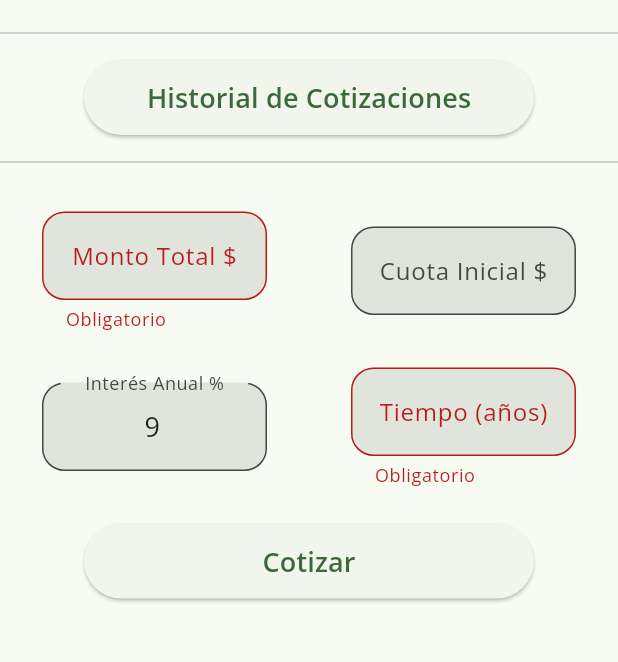
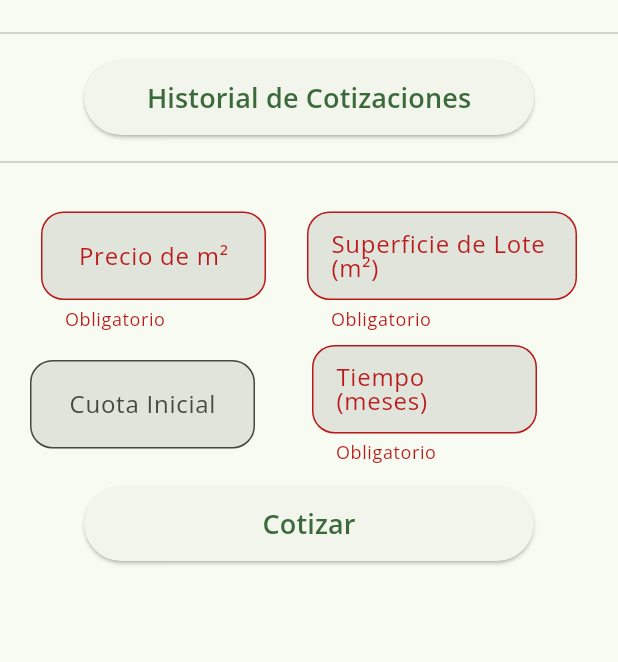
Before and after one commit to Jose20025/cotizador, a Flutter app: the screen it shows after launch, after a tap on "Cotizar", on a phone screen of 412 x 824 dp, the part 63-725 px from its top. Run offline on Flutter 3.47's test engine with Material 2 defaults, Android fonts, the phone set to English and light mode, and no system bars; our stand-ins replace shared_preferences.

Commit message:
Reestructuracion de la app, cambios de formula y datos

```diff
--- a/lib/custom/cotizacion_tile.dart
+++ b/lib/custom/cotizacion_tile.dart
@@ -18,15 +18,15 @@ class CotizacionCard extends StatelessWidget {
               subtitle: Column(
                 children: [
                   Text(
-                      'Cuota: ${NumberFormat.currency().format(cotizacion.montoCuotas)}/mes'),
+                      'Importe de Cuotas: ${NumberFormat.currency().format(cotizacion.importeCuotas)}/mes'),
                   Text(
-                      'Interés: ${NumberFormat.decimalPatternDigits().format(cotizacion.interes)}%'),
+                      'Precio por m²: ${NumberFormat.currency().format(cotizacion.precioMetroCuadrado)}'),
                   cotizacion.cuotaInicial == null
                       ? const SizedBox()
                       : Text(
                           'Cuota Inicial: ${NumberFormat.currency().format(cotizacion.cuotaInicial)}'),
                   Text(
-                      'Tiempo: ${NumberFormat.decimalPatternDigits().format(cotizacion.tiempo)} ${cotizacion.tiempo > 1 ? "años" : "año"} | ${NumberFormat.decimalPatternDigits().format(cotizacion.tiempo * 12)} ${(cotizacion.tiempo * 24) > 1 ? "meses" : "mes"}'),
+                      'Tiempo: ${NumberFormat.decimalPatternDigits().format(cotizacion.tiempo)} ${cotizacion.tiempo > 1 ? "meses" : "mes"} | ${NumberFormat.decimalPatternDigits().format(cotizacion.tiempo / 12)} ${(cotizacion.tiempo / 12) > 1 ? "años" : "año"}'),
                 ],
               )),
         ),
--- a/lib/models/cotizacion.dart
+++ b/lib/models/cotizacion.dart
@@ -1,31 +1,44 @@
 class Cotizacion {
-  double interes;
+  double superficie;
+  double precioMetroCuadrado;
+  double? montoTotal;
   double? cuotaInicial;
-  double montoTotal;
-  double tiempo;
-  double montoCuotas;
+  double? mantenimiento;
+  int tiempo;
+  double? importeCuotas;
+  double? montoPagar;
 
   Cotizacion(
-      {required this.interes,
+      {required this.superficie,
+      required this.precioMetroCuadrado,
+      required this.tiempo,
+      this.montoTotal,
+      this.mantenimiento,
       this.cuotaInicial,
-      required this.montoTotal,
-      required this.montoCuotas,
-      required this.tiempo});
+      this.importeCuotas,
+      this.montoPagar});
 
   factory Cotizacion.fromJson(Map<String, dynamic> json) {
     return Cotizacion(
-        interes: json['interes'],
-        montoTotal: json['montoTotal'],
-        montoCuotas: json['montoCuotas'],
-        tiempo: json['tiempo'],
-        cuotaInicial: json['cuotaInicial']);
+      superficie: json['superficie'],
+      precioMetroCuadrado: json['precioMetroCuadrado'],
+      montoTotal: json['montoTotal'],
+      tiempo: json['tiempo'],
+      cuotaInicial: json['cuotaInicial'],
+      mantenimiento: json['mantenimiento'],
+      importeCuotas: json['importeCuotas'],
+      montoPagar: json['montoPagar'],
+    );
   }
 
   Map<String, dynamic> toJson() => {
-        'montoTotal': montoTotal,
-        'interes': interes,
+        'superficie': superficie,
+        'precioMetroCuadrado': precioMetroCuadrado,
         'cuotaInicial': cuotaInicial,
         'tiempo': tiempo,
-        'montoCuotas': montoCuotas,
+        'importeCuotas': importeCuotas,
+        'mantenimiento': mantenimiento,
+        'montoTotal': montoTotal,
+        'montoPagar': montoPagar,
       };
 }
--- a/lib/views/cotizacion_page.dart
+++ b/lib/views/cotizacion_page.dart
@@ -21,6 +21,20 @@ class CotizacionPage extends StatelessWidget {
           child: Column(
             children: [
               CustomCard(
+                title: 'Superficie del Lote',
+                subtitle:
+                    '${NumberFormat.decimalPatternDigits().format(cotizacion.superficie)} m²',
+                icon: Icons.monetization_on_outlined,
+                color: Colors.greenAccent.withOpacity(0.5),
+              ),
+              CustomCard(
+                icon: Icons.monetization_on_outlined,
+                title: 'Precio por m²',
+                subtitle: NumberFormat.currency()
+                    .format(cotizacion.precioMetroCuadrado),
+                color: Colors.greenAccent.withOpacity(0.5),
+              ),
+              CustomCard(
                 title: 'Monto Total',
                 subtitle: NumberFormat.currency().format(cotizacion.montoTotal),
                 icon: Icons.monetization_on_outlined,
@@ -33,23 +47,23 @@ class CotizacionPage extends StatelessWidget {
                       icon: Icons.monetization_on_outlined)
                   : const SizedBox(),
               CustomCard(
+                icon: Icons.monetization_on_outlined,
+                title: 'Monto a Pagar',
+                subtitle: NumberFormat.currency().format(cotizacion.montoPagar),
+              ),
+              CustomCard(
                 icon: Icons.access_alarm_outlined,
                 title: 'Tiempo',
                 subtitle:
-                    '${NumberFormat.decimalPatternDigits().format(cotizacion.tiempo)} ${cotizacion.tiempo > 1 ? "años" : "año"} | ${NumberFormat.decimalPatternDigits().format(cotizacion.tiempo * 12)} ${(cotizacion.tiempo * 24) > 1 ? "meses" : "mes"}',
+                    '${NumberFormat.decimalPatternDigits().format(cotizacion.tiempo / 12)} ${cotizacion.tiempo > 1 ? "años" : "año"} | ${NumberFormat.decimalPatternDigits().format(cotizacion.tiempo)} ${(cotizacion.tiempo * 24) > 1 ? "meses" : "mes"}',
               ),
               CustomCard(
                 icon: Icons.monetization_on_outlined,
                 title: 'Importe de Cuota',
                 subtitle:
-                    NumberFormat.currency().format(cotizacion.montoCuotas),
+                    NumberFormat.currency().format(cotizacion.importeCuotas),
+                color: Colors.greenAccent.withOpacity(0.5),
               ),
-              CustomCard(
-                icon: Icons.percent,
-                title: 'Tasa de Interes',
-                subtitle:
-                    '${NumberFormat.decimalPatternDigits().format(cotizacion.interes)}% Anual | ${NumberFormat.decimalPatternDigits().format(cotizacion.interes / 12)}% Mensual',
-              )
             ],
           ),
         ),
--- a/lib/views/home_page.dart
+++ b/lib/views/home_page.dart
@@ -1,5 +1,4 @@
 import 'dart:convert';
-import 'dart:math';
 
 import '../custom/input_form.dart';
 import '../models/cotizacion.dart';
@@ -51,26 +50,52 @@ class _HomePageState extends State<HomePage> {
     await prefs.setString('historial', cotizacionesJson);
   }
 
-  final GlobalKey<FormState> _formKey = GlobalKey<FormState>();
-  double? montoTotal;
-  double? interes;
-  double? cuotaInicial;
-  double? tiempo;
-
-  double obtenerCuotas(
-      double montoTotal, double interes, double tiempo, double? cuotaInicial) {
-    double interesMes = interes / 100 / 12;
-    double tiempoMes = tiempo * 12;
-    double montoCuotas;
-
-    if (cuotaInicial != null) {
-      montoTotal -= cuotaInicial;
+  void cotizar(Cotizacion cotizacion) {
+    Navigator.push(
+      context,
+      MaterialPageRoute(
+        builder: (context) => CotizacionPage(cotizacion: cotizacion),
+      ),
+    );
   }
 
-    montoCuotas =
-        (montoTotal * interesMes) / ((1 - pow(1 + interesMes, -tiempoMes)));
+  final GlobalKey<FormState> _formKey = GlobalKey<FormState>();
+  double? precioMetroCuadrado;
+  double? superficie;
+  double? cuotaInicial;
+  int? tiempo;
 
-    return montoCuotas;
+  Cotizacion crearCotizacion(double precioMetroCuadrado, double superficie,
+      double? cuotaInicial, int tiempo) {
+    final montoTotal = superficie * precioMetroCuadrado;
+
+    final montoTotalSinInicial =
+        cuotaInicial != null ? (montoTotal - cuotaInicial) : null;
+
+    final mantenimiento = cuotaInicial != null
+        ? obtenerMontoMantenimiento(montoTotalSinInicial!)
+        : obtenerMontoMantenimiento(montoTotal);
+
+    final montoPagar = cuotaInicial != null
+        ? (montoTotalSinInicial! + mantenimiento)
+        : (montoTotal + mantenimiento);
+
+    final importeCuotas = montoPagar / tiempo;
+
+    return Cotizacion(
+      superficie: superficie,
+      precioMetroCuadrado: precioMetroCuadrado,
+      tiempo: tiempo,
+      cuotaInicial: cuotaInicial,
+      importeCuotas: importeCuotas,
+      mantenimiento: mantenimiento,
+      montoPagar: montoPagar,
+      montoTotal: montoTotal,
+    );
+  }
+
+  double obtenerMontoMantenimiento(double monto) {
+    return monto * 8 / 100 * 10;
   }
 
   void buttonPress() {
@@ -119,55 +144,55 @@ class _HomePageState extends State<HomePage> {
               child: Column(
                 children: [
                   Row(
-                      mainAxisAlignment: MainAxisAlignment.spaceAround,
+                    mainAxisAlignment: MainAxisAlignment.spaceEvenly,
                     children: [
                       InputForm(
-                          label: 'Monto Total \$',
+                        validate: true,
                         width: 150,
+                        label: 'Precio de m²',
                         type: TextInputType.number,
                         onSave: (value) {
-                            montoTotal = double.parse(value!);
+                          precioMetroCuadrado = double.parse(value!);
                         },
-                          validate: true,
                       ),
                       InputForm(
-                          label: 'Cuota Inicial \$',
+                        validate: true,
+                        width: 180,
+                        label: 'Superficie de Lote (m²)',
+                        type: TextInputType.number,
+                        onSave: (value) {
+                          superficie = double.parse(value!);
+                        },
+                      ),
+                    ],
+                  ),
+                  const SizedBox(height: 10),
+                  Row(
+                    children: [
+                      const SizedBox(width: 20),
+                      InputForm(
+                        validate: false,
                         width: 150,
+                        label: 'Cuota Inicial',
                         type: TextInputType.number,
                         onSave: (value) {
                           cuotaInicial =
-                                value!.isEmpty ? null : double.parse(value);
+                              value != null ? double.parse(value) : null;
                         },
-                          validate: false,
+                      ),
+                      const SizedBox(width: 38),
+                      InputForm(
+                        validate: true,
+                        width: 150,
+                        label: 'Tiempo (meses)',
+                        type: TextInputType.number,
+                        onSave: (value) {
+                          tiempo = int.parse(value!);
+                        },
                       ),
                     ],
                   ),
-                    const SizedBox(height: 25),
-                    Row(
-                      mainAxisAlignment: MainAxisAlignment.spaceAround,
-                      children: [
-                        InputForm(
-                          width: 150,
-                          label: 'Interés Anual %',
-                          type: TextInputType.number,
-                          initialValue: 9,
-                          onSave: (value) {
-                            interes = double.parse(value!);
-                          },
-                          validate: true,
-                        ),
-                        InputForm(
-                          width: 150,
-                          label: 'Tiempo (años)',
-                          type: TextInputType.number,
-                          onSave: (value) {
-                            tiempo = double.parse(value!);
-                          },
-                          validate: true,
-                        ),
-                      ],
-                    ),
-                    const SizedBox(height: 25),
+                  const SizedBox(height: 15),
                   SizedBox(
                     height: 50,
                     width: 300,
@@ -178,27 +203,14 @@ class _HomePageState extends State<HomePage> {
                           _formKey.currentState!.reset();
                           FocusScope.of(context).unfocus();
 
-                            final cuotas = obtenerCuotas(
-                                montoTotal!, interes!, tiempo!, cuotaInicial);
+                          final cotizacion = crearCotizacion(
+                            precioMetroCuadrado!,
+                            superficie!,
+                            cuotaInicial,
+                            tiempo!,
+                          );
 
-                            final Cotizacion cotizacionActual = Cotizacion(
-                                interes: interes!,
-                                montoTotal: montoTotal!,
-                                montoCuotas: cuotas,
-                                cuotaInicial: cuotaInicial,
-                                tiempo: tiempo!);
-
-                            cotizaciones.add(cotizacionActual);
-
-                            guardarCotizaciones();
-
-                            Navigator.push(
-                              context,
-                              MaterialPageRoute(
-                                builder: (context) => CotizacionPage(
-                                    cotizacion: cotizacionActual),
-                              ),
-                            );
+                          cotizar(cotizacion);
                         }
                       },
                       child: const Text(
@@ -209,7 +221,8 @@ class _HomePageState extends State<HomePage> {
                     ),
                   )
                 ],
-                ))
+              ),
+            )
           ],
         ),
       ),
```
Also changed, not shown: lib/custom/custom_card.dart (+7 -1 lines). Lines whose indentation alone changed are shown as unchanged.
